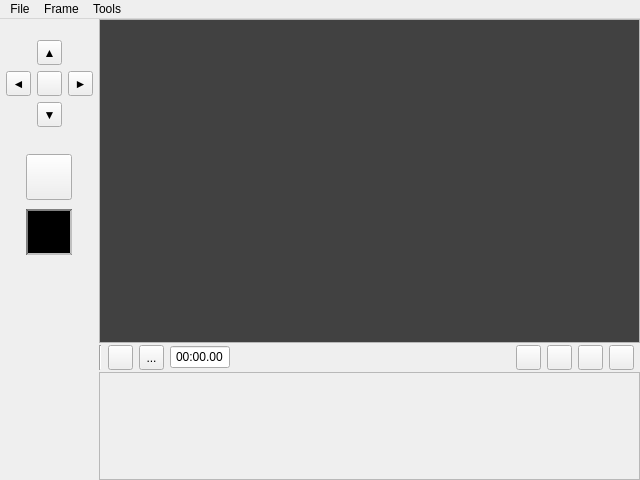
First picture: the form in mainwindow.ui, repository RickWhitefreeze/UI_cs383_goofy-lights, before the edit.
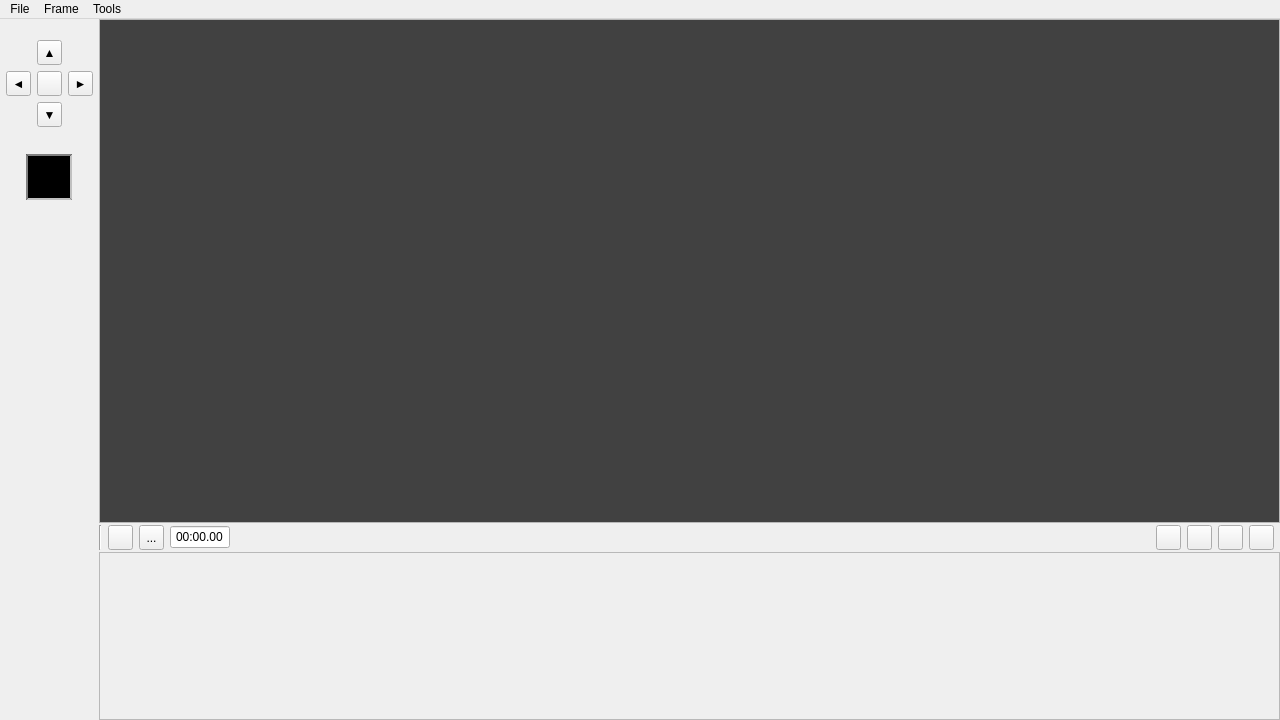
Second picture: the form after the edit. Icons and pictures are not drawn.

The edit to the form file:
```diff
--- a/mainwindow.ui
+++ b/mainwindow.ui
@@ -9,8 +9,8 @@
    <rect>
     <x>0</x>
     <y>0</y>
-    <width>640</width>
-    <height>480</height>
+    <width>1280</width>
+    <height>720</height>
    </rect>
   </property>
   <property name="minimumSize">
@@ -295,8 +295,8 @@
         <rect>
          <x>0</x>
          <y>0</y>
-         <width>535</width>
-         <height>317</height>
+         <width>1175</width>
+         <height>497</height>
         </rect>
        </property>
        <property name="styleSheet">
@@ -357,8 +357,8 @@
         <rect>
          <x>0</x>
          <y>0</y>
-         <width>535</width>
-         <height>104</height>
+         <width>1175</width>
+         <height>164</height>
         </rect>
        </property>
        <layout class="QHBoxLayout" name="horizontalLayout_2">
@@ -546,35 +546,6 @@
         </item>
        </layout>
       </item>
-      <item alignment="Qt::AlignHCenter">
-       <widget class="QToolButton" name="toolButton_3">
-        <property name="sizePolicy">
-         <sizepolicy hsizetype="Fixed" vsizetype="Fixed">
-          <horstretch>0</horstretch>
-          <verstretch>0</verstretch>
-         </sizepolicy>
-        </property>
-        <property name="minimumSize">
-         <size>
-          <width>46</width>
-          <height>46</height>
-         </size>
-        </property>
-        <property name="maximumSize">
-         <size>
-          <width>40</width>
-          <height>40</height>
-         </size>
-        </property>
-        <property name="text">
-         <string/>
-        </property>
-        <property name="icon">
-         <iconset resource="resources.qrc">
-          <normaloff>:/images/icons/text.png</normaloff>:/images/icons/text.png</iconset>
-        </property>
-       </widget>
-      </item>
       <item alignment="Qt::AlignHCenter">
        <widget class="QToolButton" name="toolColor">
         <property name="minimumSize">
@@ -623,7 +594,7 @@
     <rect>
      <x>0</x>
      <y>0</y>
-     <width>640</width>
+     <width>1280</width>
      <height>26</height>
     </rect>
    </property>
```
Left out of the diff: 68 changed lines with no effect on the pictures.
